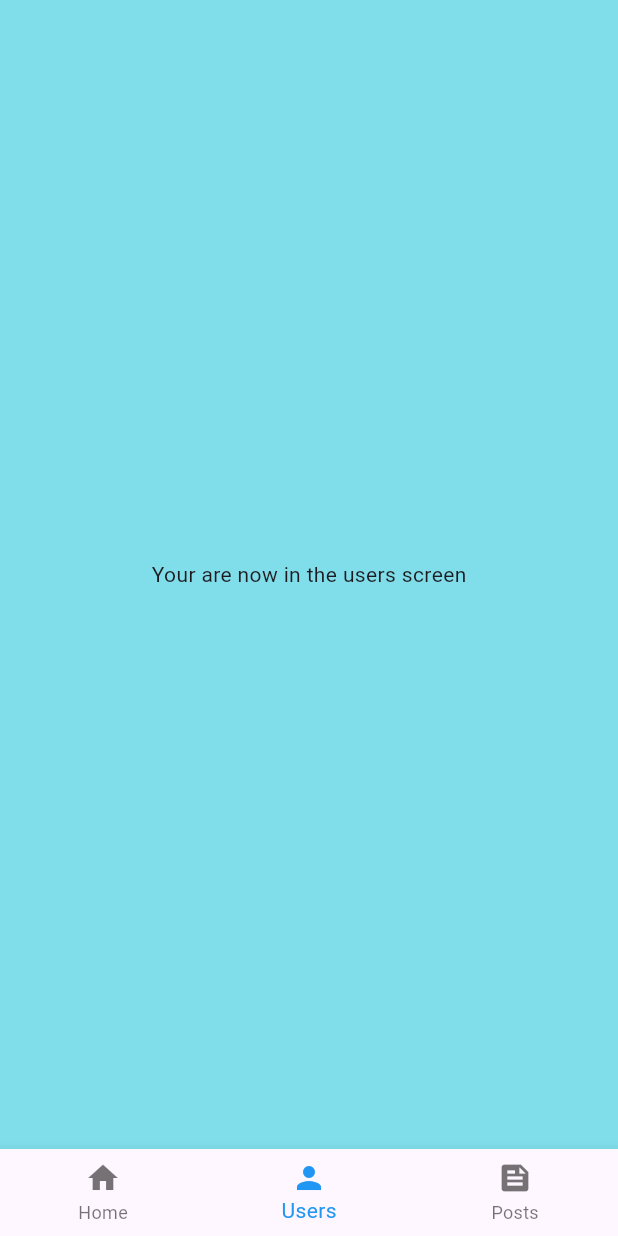
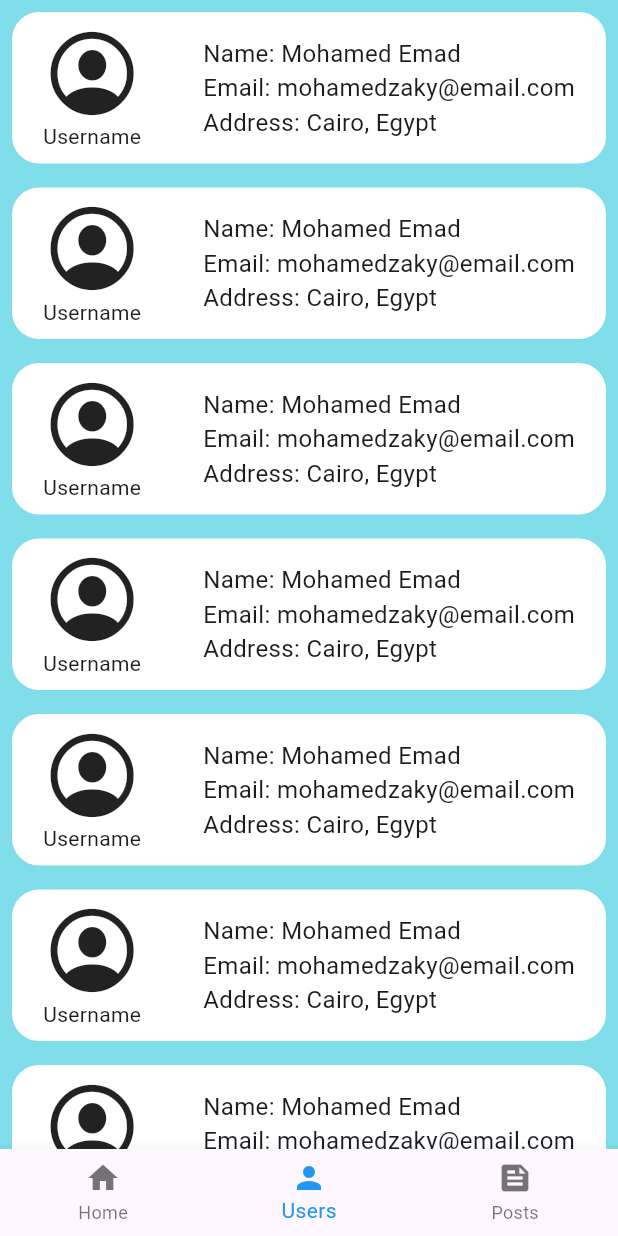
Before and after one commit to 3omdawy11/Mobile_App_Task, a Flutter app: the screen it shows after launch, item 2 of the bottom bar chosen, on a phone screen of 412 x 824 dp. Run offline on Flutter 3.47's test engine with Material 3 defaults, Android fonts, the phone set to English and light mode, and no system bars; our stand-ins replace bloc, flutter_bloc, font_awesome_flutter, go_router.

Commit message:
Refactored Code and done with User UI

```diff
--- a/lib/app_router.dart
+++ b/lib/app_router.dart
@@ -1,7 +1,7 @@
 import 'package:go_router/go_router.dart';
 import 'package:mobile_app_task/screens/post_screen.dart';
-import 'package:mobile_app_task/screens/home_screen.dart';
-import 'package:mobile_app_task/screens/users_screen.dart';
+import 'package:mobile_app_task/screens/home_screen/home_screen.dart';
+import 'package:mobile_app_task/screens/user_screen/users_screen.dart';
 
 class AppRouter {
   final router = GoRouter(
--- a/lib/constants.dart
+++ b/lib/constants.dart
@@ -1,7 +1,41 @@
 import 'package:flutter/material.dart';
+import 'package:font_awesome_flutter/font_awesome_flutter.dart';
 
 const double welcomeBordersValue = 80;
 const BorderRadius welcomeBorders = BorderRadius.only(
-    bottomLeft: Radius.circular(welcomeBordersValue),
-    bottomRight: Radius.circular(welcomeBordersValue));
+  bottomLeft: Radius.circular(welcomeBordersValue),
+  bottomRight: Radius.circular(welcomeBordersValue),
+);
 const double socialIconsPadding = 25;
+
+const List<BottomNavigationBarItem> navigationBarItems = [
+  BottomNavigationBarItem(
+    icon: Icon(Icons.home),
+    label: 'Home',
+  ),
+  BottomNavigationBarItem(
+    icon: Icon(Icons.person),
+    label: 'Users',
+  ),
+  BottomNavigationBarItem(
+    icon: Icon(Icons.feed),
+    label: 'Posts',
+  ),
+];
+
+const TextStyle profileTextStyle = TextStyle(
+  fontSize: 16,
+  overflow: TextOverflow.ellipsis,
+);
+const double profileIconSize = 65;
+
+
+const double contactIconSize = 40;
+final List<Map<String, dynamic>> socialIconData = [
+  {'path': '', 'icon': Icon(FontAwesomeIcons.facebook, size: contactIconSize, color: Colors.blue.shade800)},
+  {'path': '', 'icon': Icon(FontAwesomeIcons.instagram, size: contactIconSize, color: Colors.pink.shade700)},
+  {'path': '', 'icon': const Icon(Icons.email_outlined, size: contactIconSize, color: Colors.grey)},
+  {'path': '', 'icon': const Icon(FontAwesomeIcons.linkedinIn, size: contactIconSize, color: Colors.blue)},
+  {'path': '', 'icon': const Icon(Icons.web, size: contactIconSize, color: Colors.orange)},
+  {'path': '', 'icon': const Icon(Icons.phone, size: contactIconSize, color: Colors.green)},
+];
--- a/lib/screens/home_screen.dart
+++ b/lib/screens/home_screen/home_screen.dart
@@ -3,7 +3,7 @@ import 'package:font_awesome_flutter/font_awesome_flutter.dart';
 import 'package:flutter_bloc/flutter_bloc.dart';
 import 'package:mobile_app_task/business_logic/navigation_bar_BL/navigation_bar_bloc.dart';
 import 'package:mobile_app_task/constants.dart';
-import 'package:mobile_app_task/screens/widgets/social_icons.dart';
+import 'package:mobile_app_task/screens/home_screen/widgets/social_icons.dart';
 
 class HomeScreen extends StatefulWidget {
   const HomeScreen({super.key});
@@ -59,7 +59,7 @@ class _HomeScreenState extends State<HomeScreen> {
                     fontStyle: FontStyle.italic),
                 textAlign: TextAlign.center,
               ),
-              SocialIcons(iconSize: MediaQuery.of(context).size.width * 0.1),
+              const SocialIcons(),
             ],
           ),
         );
--- a/lib/screens/main_screen.dart
+++ b/lib/screens/main_screen.dart
@@ -1,9 +1,10 @@
 import 'package:flutter/material.dart';
 import 'package:flutter_bloc/flutter_bloc.dart';
 import 'package:mobile_app_task/business_logic/navigation_bar_BL/navigation_bar_bloc.dart';
-import 'package:mobile_app_task/screens/home_screen.dart';
+import 'package:mobile_app_task/constants.dart';
+import 'package:mobile_app_task/screens/home_screen/home_screen.dart';
 import 'package:mobile_app_task/screens/post_screen.dart';
-import 'package:mobile_app_task/screens/users_screen.dart';
+import 'package:mobile_app_task/screens/user_screen/users_screen.dart';
 
 class MainScreen extends StatelessWidget {
   const MainScreen({super.key});
@@ -18,22 +19,10 @@ class MainScreen extends StatelessWidget {
             fixedColor: Colors.blue,
             currentIndex: state.tabIndex,
             onTap: (index) {
-              BlocProvider.of<NavigationBarBloc>(context).add(TabChange(tabIndex: index));
+              BlocProvider.of<NavigationBarBloc>(context)
+                  .add(TabChange(tabIndex: index));
             },
-            items: const [
-              BottomNavigationBarItem(
-                icon: Icon(Icons.home),
-                label: 'Home',
-              ),
-              BottomNavigationBarItem(
-                icon: Icon(Icons.person),
-                label: 'Users',
-              ),
-              BottomNavigationBarItem(
-                icon: Icon(Icons.feed),
-                label: 'Posts',
-              ),
-            ],
+            items: navigationBarItems
           ),
         );
       },
--- /dev/null
+++ b/lib/screens/user_screen/users_screen.dart
@@ -0,0 +1,44 @@
+import 'package:flutter/material.dart';
+import 'package:mobile_app_task/screens/user_screen/widgets/user_info.dart';
+import 'package:mobile_app_task/screens/user_screen/widgets/profile_icon.dart';
+
+class UserScreen extends StatelessWidget {
+  const UserScreen({super.key});
+
+  @override
+  Widget build(BuildContext context) {
+    return Scaffold(
+        body: ListView.builder(
+            itemCount: 10,
+            itemBuilder: (context, index) {
+              return const UserPost();
+            }));
+  }
+}
+
+class UserPost extends StatelessWidget {
+  const UserPost({super.key});
+
+  @override
+  Widget build(BuildContext context) {
+    return Padding(
+      padding: const EdgeInsets.all(8.0),
+      child: Container(
+        width: double.infinity,
+        decoration: const BoxDecoration(
+            color: Colors.white,
+            borderRadius: BorderRadius.all(Radius.circular(18))),
+        child: const Padding(
+          padding: EdgeInsets.symmetric(vertical: 8.0),
+          child: Row(
+            mainAxisAlignment: MainAxisAlignment.spaceAround,
+            children: [
+              ProfileIcon(),
+              UserInfo()
+            ],
+          ),
+        ),
+      ),
+    );
+  }
+}
--- /dev/null
+++ b/lib/screens/user_screen/widgets/profile_icon.dart
@@ -0,0 +1,27 @@
+import 'package:flutter/cupertino.dart';
+import 'package:flutter/material.dart';
+
+import '../../../constants.dart';
+
+
+class ProfileIcon extends StatelessWidget {
+  const ProfileIcon({
+    super.key,
+  });
+
+  @override
+  Widget build(BuildContext context) {
+    return InkWell(
+      onTap: () {},
+      child: const Column(
+        children: [
+          Icon(
+            CupertinoIcons.profile_circled,
+            size: profileIconSize,
+          ),
+          Text('Username')
+        ],
+      ),
+    );
+  }
+}
--- /dev/null
+++ b/lib/screens/user_screen/widgets/user_info.dart
@@ -0,0 +1,43 @@
+import 'package:flutter/material.dart';
+import '../../../constants.dart';
+
+
+class UserInfo extends StatelessWidget {
+  const UserInfo({
+    super.key,
+  });
+
+  @override
+  Widget build(BuildContext context) {
+    return const Column(
+      mainAxisAlignment: MainAxisAlignment.center,
+      crossAxisAlignment: CrossAxisAlignment.start,
+      children: [
+        InfoLine(question: 'Name', answer: 'Mohamed Emad',),
+        InfoLine(question: 'Email', answer: 'mohamedzaky@email.com'),
+        InfoLine(question: 'Address', answer: 'Cairo, Egypt'),
+      ],
+    );
+  }
+}
+
+
+class InfoLine extends StatelessWidget {
+  const InfoLine({
+    super.key, required this.question, required this.answer,
+  });
+  final String question;
+  final String answer;
+  @override
+  Widget build(BuildContext context) {
+    return Row(
+      children: [
+        Text('$question: ', style: profileTextStyle,),
+        Text(
+          answer,
+          style: profileTextStyle,
+        ),
+      ],
+    );
+  }
+}
--- a/lib/screens/users_screen.dart
+++ /dev/null
@@ -1,16 +0,0 @@
-import 'package:flutter/material.dart';
-class UserScreen extends StatelessWidget {
-  const UserScreen({super.key});
-
-  @override
-  Widget build(BuildContext context) {
-    return const Scaffold(
-      body: Column(
-        mainAxisAlignment: MainAxisAlignment.center,
-        children: [
-            Center(child: Text('Your are now in the users screen'))
-        ],
-      ),
-    );
-  }
-}
```
Also changed, not shown: lib/screens/home_screen/widgets/social_icons.dart (added, +73 -0 lines), lib/screens/widgets/social_icons.dart (deleted, +0 -104 lines).
